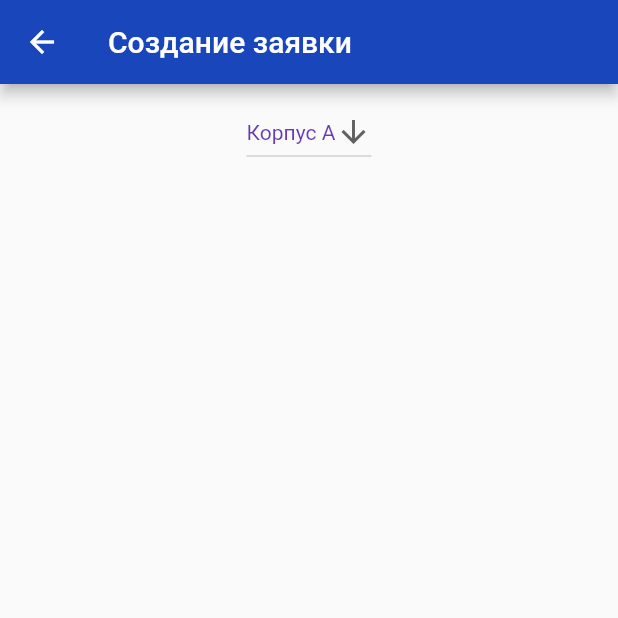
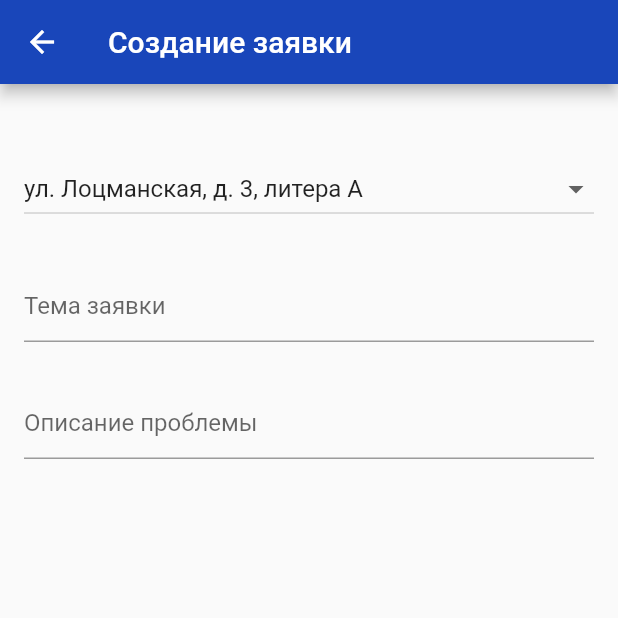
Before and after one commit to foreg/service_desk, a Flutter app: the RequestPage screen opened by its route, on a phone screen of 412 x 824 dp, the top half of it. Run offline on Flutter 3.47's test engine with Material 2 defaults, Android fonts, the phone set to English and light mode, and no system bars; missing offline and left inert: dart:ffi, onesignal_flutter; accounts and stored records are empty.

Commit message:
Еще поля

```diff
--- a/lib/requests/add_request.dart
+++ b/lib/requests/add_request.dart
@@ -14,6 +14,9 @@ class RequestPage extends StatefulWidget {
 class _MyRequestPageState extends State<RequestPage> {
   List<Map<String, String>> addressOptions = [];
   String address = "1";
+
+  final _titleController = TextEditingController();
+  final _textController = TextEditingController();
 
   Future<String> getBuildingData() async {
     var res = await APIManager().building();
@@ -36,12 +39,12 @@ class _MyRequestPageState extends State<RequestPage> {
         appBar: AppBar(
           title: const Text('Создание заявки'),
         ),
-        body: ListView(padding: const EdgeInsets.all(8), children: <Widget>[
-          Center(
-            child: DropdownButton<String>(
+        body: ListView(padding: const EdgeInsets.all(16), children: <Widget>[
+          const SizedBox(height: 30),
+          DropdownButton<String>(
             value: address,
-              icon: const Icon(Icons.arrow_downward),
-              style: const TextStyle(color: Colors.deepPurple),
+            isExpanded: true,
+            icon: const Icon(Icons.arrow_drop_down_outlined),
             onChanged: (newValue) {
               setState(() {
                 address = newValue!;
@@ -49,12 +52,26 @@ class _MyRequestPageState extends State<RequestPage> {
             },
             items: addressOptions.map((Map<String, String> item) {
               return DropdownMenuItem(
-                  child: Text(item['building_title'] as String),
+                child: Text(item['adres'] as String),
                 value: item['id'].toString(),
               );
             }).toList(),
           ),
-          )
+          const SizedBox(height: 30),
+          TextField(
+            controller: _titleController,
+            // onChanged: _onChanged,
+            textInputAction: TextInputAction.next,
+            decoration: const InputDecoration(hintText: 'Тема заявки'),
+          ),
+          const SizedBox(height: 30),
+          TextField(
+            controller: _textController,
+            // onChanged: _onChanged,
+            textInputAction: TextInputAction.next,
+            decoration: const InputDecoration(hintText: 'Описание проблемы'),
+          ),
+          const SizedBox(height: 30),
         ]));
   }
 }
```
Also changed, not shown: lib/core/api_manager.dart (+202 -8 lines). Lines whose indentation alone changed are shown as unchanged.
